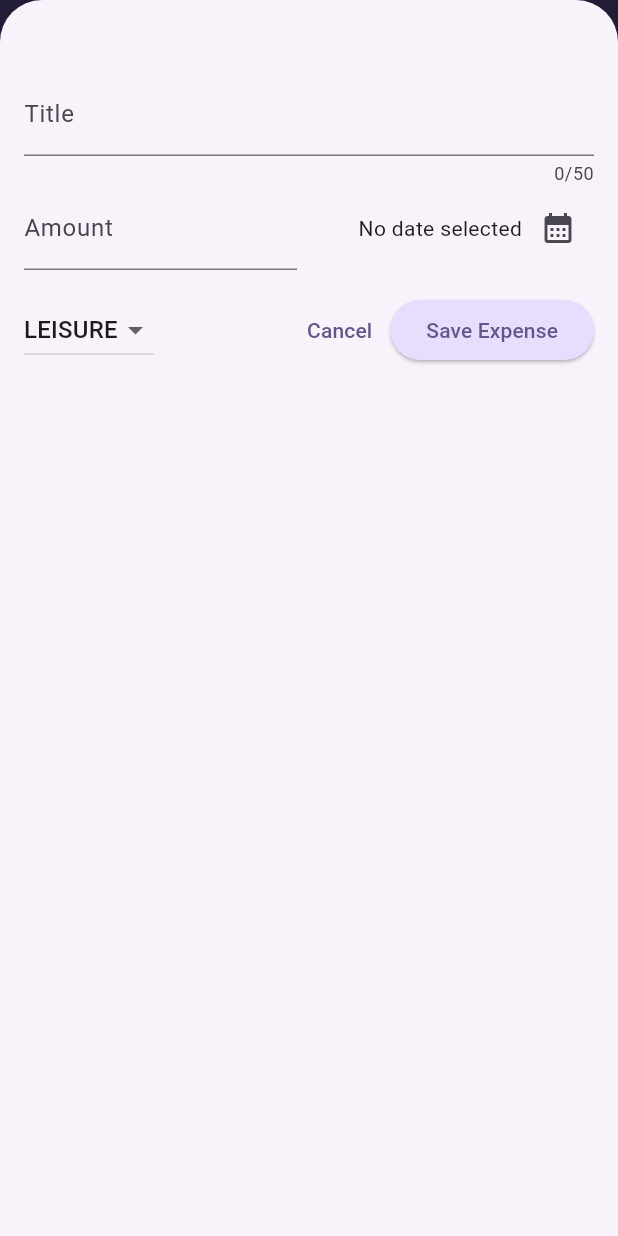
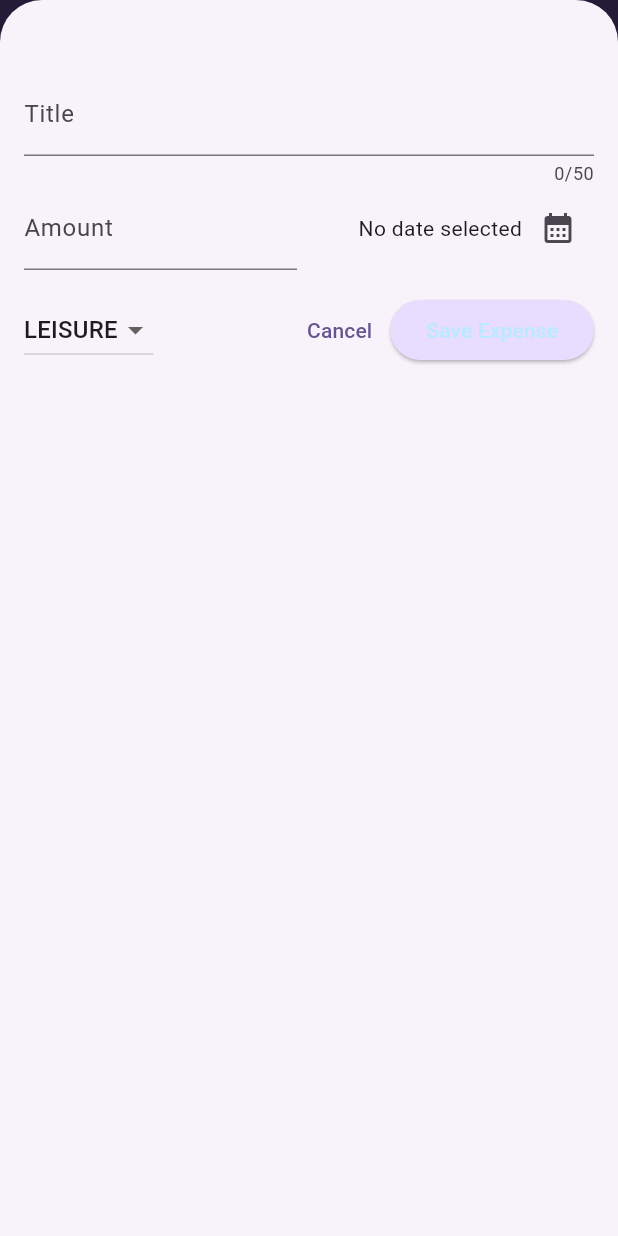
Before and after one commit to ElnazDt/expense_tracker, a Flutter app: the screen it shows after launch, after a tap on the "add" icon, on a phone screen of 412 x 824 dp. Run offline on Flutter 3.47's test engine with Material 3 defaults, Android fonts, the phone set to English and light mode, and no system bars.

Commit message:
latest version

```diff
--- a/lib/main.dart
+++ b/lib/main.dart
@@ -5,9 +5,29 @@ var kColorScheme = ColorScheme.fromSeed(
   seedColor: const Color.fromARGB(255, 96, 59, 181),
 );
 
+var kDarkColorScheme = ColorScheme.fromSeed(
+  brightness: Brightness.dark,
+  seedColor: const Color.fromARGB(255, 5, 99, 125),
+);
+
 void main() {
   runApp(
     MaterialApp(
+      darkTheme: ThemeData.dark().copyWith(
+        colorScheme: kDarkColorScheme,
+        cardTheme: const CardTheme().copyWith(
+          color: kDarkColorScheme.secondaryContainer,
+          margin: const EdgeInsets.symmetric(
+            horizontal: 16,
+            vertical: 8,
+          ),
+        ),
+        elevatedButtonTheme: ElevatedButtonThemeData(
+          style: ElevatedButton.styleFrom(
+            backgroundColor: kDarkColorScheme.primaryContainer,
+          ),
+        ),
+      ),
       theme: ThemeData().copyWith(
         colorScheme: kColorScheme,
         appBarTheme: const AppBarTheme().copyWith(
@@ -24,15 +44,18 @@ void main() {
         elevatedButtonTheme: ElevatedButtonThemeData(
           style: ElevatedButton.styleFrom(
             backgroundColor: kColorScheme.primaryContainer,
+            foregroundColor: kDarkColorScheme.onPrimaryContainer,
           ),
         ),
         textTheme: ThemeData().textTheme.copyWith(
               titleLarge: TextStyle(
-                  fontWeight: FontWeight.normal,
+                fontWeight: FontWeight.bold,
                 color: kColorScheme.onSecondaryContainer,
-                  fontSize: 14,
+                fontSize: 16,
               ),
-              )),
+            ),
+      ),
+      themeMode: ThemeMode.system,
       home: const Expenses(),
     ),
   );
--- a/lib/models/expense.dart
+++ b/lib/models/expense.dart
@@ -33,3 +33,26 @@ class Expense {
     return formatter.format(date);
   }
 }
+
+class ExpenseBucket {
+  const ExpenseBucket({
+    required this.category,
+    required this.expenses,
+  });
+
+  ExpenseBucket.forCategory(List<Expense> allExpenses, this.category)
+  : expenses = allExpenses.where((expense) => expense.category == category).toList();
+
+  final Category category;
+  final List<Expense> expenses;
+
+  double get totalExpenses {
+    double sum = 0;
+
+    for(final expense in expenses){
+      sum += expense.amount;
+    }
+
+    return sum;
+  }
+}
--- /dev/null
+++ b/lib/widgets/chart/chart.dart
@@ -0,0 +1,95 @@
+import 'package:flutter/material.dart';
+
+import 'package:expense_tracker/widgets/chart/chart_bar.dart';
+import 'package:expense_tracker/models/expense.dart';
+
+class Chart extends StatelessWidget {
+  const Chart({super.key, required this.expenses});
+
+  final List<Expense> expenses;
+
+  List<ExpenseBucket> get buckets {
+    return [
+      ExpenseBucket.forCategory(expenses, Category.food),
+      ExpenseBucket.forCategory(expenses, Category.leisure),
+      ExpenseBucket.forCategory(expenses, Category.travel),
+      ExpenseBucket.forCategory(expenses, Category.work),
+    ];
+  }
+
+  double get maxTotalExpense {
+    double maxTotalExpense = 0;
+
+    for (final bucket in buckets) {
+      if (bucket.totalExpenses > maxTotalExpense) {
+        maxTotalExpense = bucket.totalExpenses;
+      }
+    }
+
+    return maxTotalExpense;
+  }
+
+  @override
+  Widget build(BuildContext context) {
+    final isDarkMode =
+        MediaQuery.of(context).platformBrightness == Brightness.dark;
+    return Container(
+      margin: const EdgeInsets.all(16),
+      padding: const EdgeInsets.symmetric(
+        vertical: 16,
+        horizontal: 8,
+      ),
+      width: double.infinity,
+      height: 180,
+      decoration: BoxDecoration(
+        borderRadius: BorderRadius.circular(8),
+        gradient: LinearGradient(
+          colors: [
+            Theme.of(context).colorScheme.primary.withOpacity(0.3),
+            Theme.of(context).colorScheme.primary.withOpacity(0.0)
+          ],
+          begin: Alignment.bottomCenter,
+          end: Alignment.topCenter,
+        ),
+      ),
+      child: Column(
+        children: [
+          Expanded(
+            child: Row(
+              crossAxisAlignment: CrossAxisAlignment.end,
+              children: [
+                for (final bucket in buckets) // alternative to map()
+                  ChartBar(
+                    fill: bucket.totalExpenses == 0
+                        ? 0
+                        : bucket.totalExpenses / maxTotalExpense,
+                  )
+              ],
+            ),
+          ),
+          const SizedBox(height: 12),
+          Row(
+            children: buckets
+                .map(
+                  (bucket) => Expanded(
+                    child: Padding(
+                      padding: const EdgeInsets.symmetric(horizontal: 4),
+                      child: Icon(
+                        categoryIcons[bucket.category],
+                        color: isDarkMode
+                            ? Theme.of(context).colorScheme.secondary
+                            : Theme.of(context)
+                                .colorScheme
+                                .primary
+                                .withOpacity(0.7),
+                      ),
+                    ),
+                  ),
+                )
+                .toList(),
+          )
+        ],
+      ),
+    );
+  }
+}
--- /dev/null
+++ b/lib/widgets/chart/chart_bar.dart
@@ -0,0 +1,34 @@
+import 'package:flutter/material.dart';
+
+class ChartBar extends StatelessWidget {
+  const ChartBar({
+    super.key,
+    required this.fill,
+  });
+
+  final double fill;
+
+  @override
+  Widget build(BuildContext context) {
+    final isDarkMode =
+        MediaQuery.of(context).platformBrightness == Brightness.dark;
+    return Expanded(
+      child: Padding(
+        padding: const EdgeInsets.symmetric(horizontal: 4),
+        child: FractionallySizedBox(
+          heightFactor: fill,
+          child: DecoratedBox(
+            decoration: BoxDecoration(
+              shape: BoxShape.rectangle,
+              borderRadius:
+                  const BorderRadius.vertical(top: Radius.circular(8)),
+              color: isDarkMode
+                  ? Theme.of(context).colorScheme.secondary
+                  : Theme.of(context).colorScheme.primary.withOpacity(0.65),
+            ),
+          ),
+        ),
+      ),
+    );
+  }
+}
--- a/lib/widgets/expenses.dart
+++ b/lib/widgets/expenses.dart
@@ -1,3 +1,4 @@
+import 'package:expense_tracker/widgets/chart/chart.dart';
 import 'package:flutter/material.dart';
 import 'package:expense_tracker/models/expense.dart';
 import 'package:expense_tracker/widgets/expenses_list/expenses_list.dart';
@@ -89,7 +90,7 @@ class _ExpensesState extends State<Expenses> {
       ),
       body: Column(
         children: [
-          const Text('The Chart'),
+          Chart(expenses: _registeredExpenses),
           Expanded(
             child: mainContent,
           ),
--- a/lib/widgets/expenses_list/expense_item.dart
+++ b/lib/widgets/expenses_list/expense_item.dart
@@ -15,8 +15,9 @@ class ExpenseItem extends StatelessWidget {
           vertical: 16,
         ),
         child: Column(
+          crossAxisAlignment: CrossAxisAlignment.start,
           children: [
-            Text(expense.title),
+            Text(expense.title, style: Theme.of(context).textTheme.titleLarge,),
             const SizedBox(height: 4),
             Row(
               children: [
--- a/lib/widgets/expenses_list/expenses_list.dart
+++ b/lib/widgets/expenses_list/expenses_list.dart
@@ -18,6 +18,12 @@ class ExpensesList extends StatelessWidget {
       itemCount: expenses.length,
       itemBuilder: (ctx, index) => Dismissible(
         key: ValueKey(expenses[index]),
+        background: Container(
+          color: Theme.of(context).colorScheme.error.withOpacity(0.75),
+          margin: EdgeInsets.symmetric(
+            horizontal: Theme.of(context).cardTheme.margin!.horizontal,
+          ),
+        ),
         onDismissed: (direction) {
           onRemoveExpense(expenses[index]);
         },
```
Lines whose indentation alone changed are shown as unchanged.
